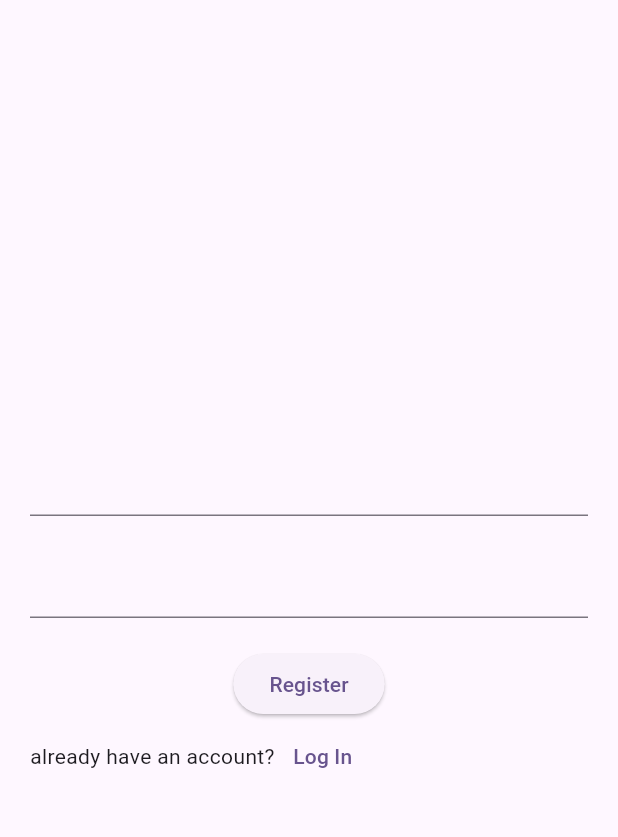
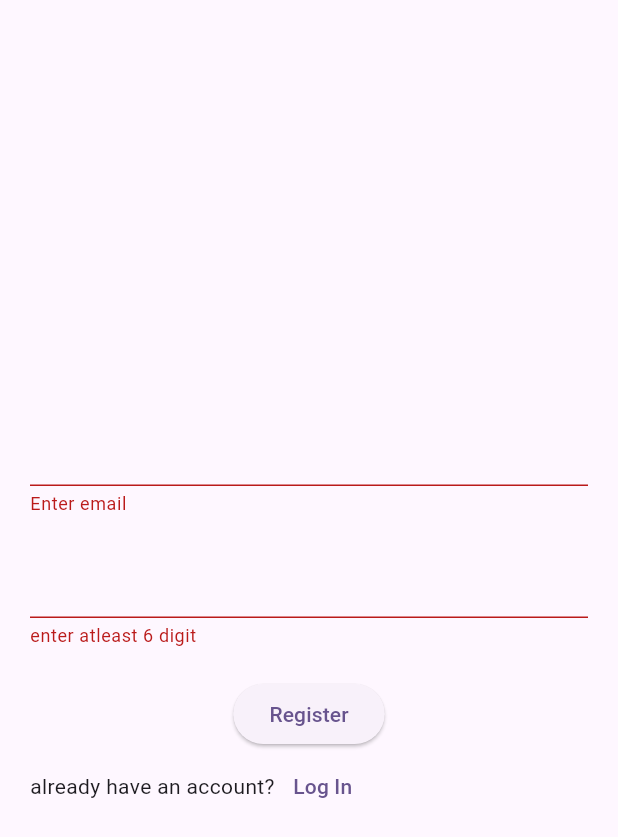
Before and after one commit to Zaminur151/Authentication, a Flutter app: the RegisterScreen screen opened directly with empty values, after a tap on "Register", on a phone screen of 412 x 824 dp. Shown: the top 837 px of the screen. Run offline on Flutter 3.47's test engine with Material 3 defaults, Android fonts, the phone set to English and light mode, and no system bars; our stand-ins replace firebase_auth, firebase_core; accounts and stored records are empty.

Commit message:
L12 global form key an validator on register screen

```diff
--- a/lib/screen/authenticate/register.dart
+++ b/lib/screen/authenticate/register.dart
@@ -10,6 +10,7 @@ class RegisterScreen extends StatefulWidget {
 
 class _RegisterScreenState extends State<RegisterScreen> {
 
+  final _formkey = GlobalKey<FormState>();
   String email = '';
   String password = '';
 
@@ -19,26 +20,36 @@ class _RegisterScreenState extends State<RegisterScreen> {
       body: Padding(
         padding: const EdgeInsets.all(20.0),
         child: Form(
+          key: _formkey,
           child: Column(
             mainAxisAlignment: MainAxisAlignment.center,
             children: [
-              TextField(
+              TextFormField(
+                validator: (val) => val!.isEmpty? 'Enter email' : null,
                 onChanged: (val){
-                  email = val;
+                  setState(() {
+                    email = val;
+                  });
                 },
               ),
               SizedBox(height: 20,),
-              TextField(
+              TextFormField(
                 obscureText: true,
+                validator: (val) => val!.length < 6? 'enter atleast 6 digit' : null,
                 onChanged: (val){
-                  password = val;
+                  setState(() {
+                    password = val;
+                  });
+
                 },
               ),
               SizedBox(height: 20,),
               ElevatedButton(
                 onPressed: ()async{
-                  print(email);
-                  print(password);
+                  if(_formkey.currentState!.validate()){
+                    print(email);
+                    print(password);
+                  }
 
                 },
                 child: Text("Register")
```
